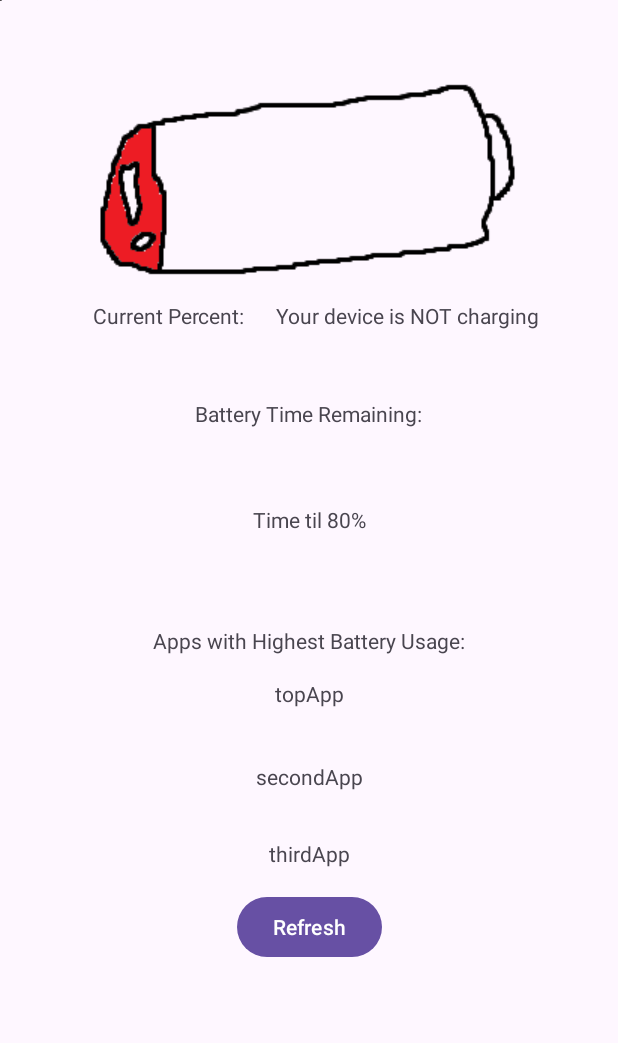
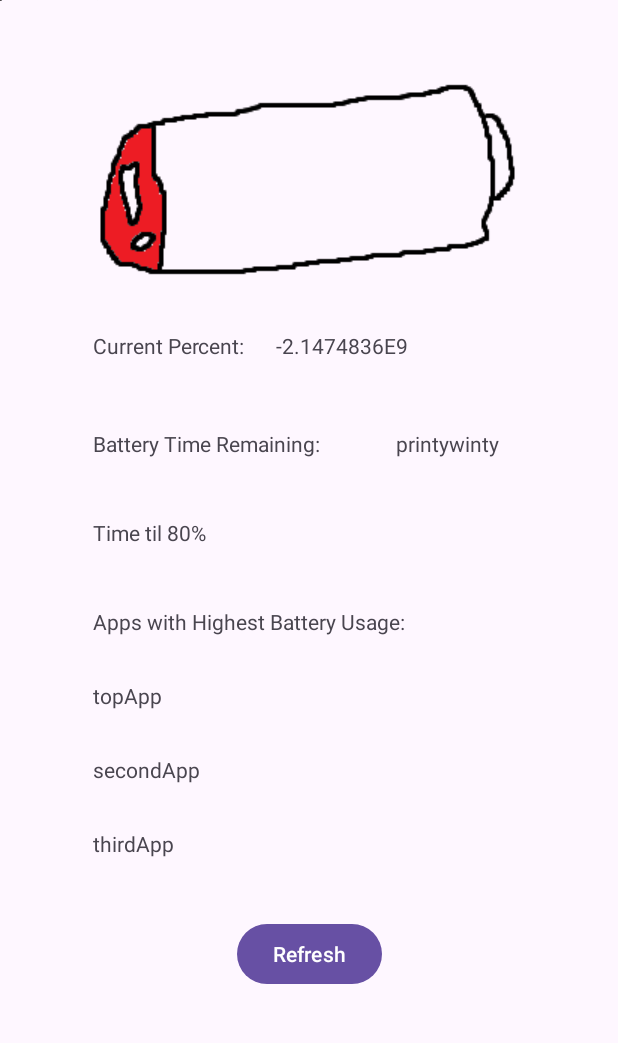
Before and after one commit to hexactinal/imposters, an Android app: the screen it shows after launch (MainActivity), on a phone screen of 412 x 824 dp, the part 80-1123 px from its top. Run offline under Robolectric (Android 15) with nearby library versions, the phone set to English and light mode, and no system bars; 5 statements that could not run were skipped.

Commit message:
fully working battslides and percentage

```diff
--- a/app/src/main/java/com/example/imposters/MainActivity.java
+++ b/app/src/main/java/com/example/imposters/MainActivity.java
@@ -29,6 +29,8 @@ public class MainActivity extends AppCompatActivity {
         Context context = getApplicationContext();
 
         //Code that determines the current charging status
+        BatteryManager bm = (BatteryManager) context.getSystemService(BATTERY_SERVICE);
+
         IntentFilter ifilter = new IntentFilter(Intent.ACTION_BATTERY_CHANGED);
         Intent batteryStatus = context.registerReceiver(null, ifilter);
 
@@ -45,49 +47,50 @@ public class MainActivity extends AppCompatActivity {
         int level = batteryStatus.getIntExtra(BatteryManager.EXTRA_LEVEL, -1);
         int scale = batteryStatus.getIntExtra(BatteryManager.EXTRA_SCALE, -1);
 
-        float batteryPct = level * 100 / (float) scale;
+        int batLevel = bm.getIntProperty(BatteryManager.BATTERY_PROPERTY_CAPACITY);
+
+        //ik this is dumb just go w it plz :)
+        float batteryPct = batLevel;//level * 100 / (float) scale;
 
         //Display for text
+
+        //update image to loosely reflect charge
+        //the big battery imageview
+
+        ImageView ImageView = (ImageView) findViewById(R.id.imageView2);
+        //the six? battery imgs...
+        if (batteryPct >= 78) {
+            ImageView.setImageResource(R.drawable.damagingbatthigh);
+
+        } else if (batteryPct < 77 && batteryPct >= 60) {
+            ImageView.setImageResource(R.drawable.batthigh);
+        } else if (batteryPct < 60 && batteryPct >= 45) {
+            ImageView.setImageResource(R.drawable.batthighmed);
+        } else if (batteryPct < 45 && batteryPct >= 30) {
+            ImageView.setImageResource(R.drawable.battlowmed);
+        } else if (batteryPct < 30 && batteryPct > 22) {
+            ImageView.setImageResource(R.drawable.battlow);
+        } else if (batteryPct <= 22) {
+            ImageView.setImageResource(R.drawable.damagingbattlow);
+        }
         TextView percentageView = (TextView) findViewById(R.id.percentage);
 
-        percentageView.setText(Float.toString(batteryPct));
+        percentageView.setText(String.valueOf(batteryPct));
 
-        //update image to loosely reflect charge
+        TextView text = percentageView;
+        boolean isChargingStatus = isBatteryCharging(getApplicationContext());
+        String chargingMsg = isChargingStatus ? "Your device is charging" : "Your device is NOT charging";
 
-        //the big battery imageview
-        ImageView ImageView = (ImageView) findViewById(R.id.imageView2);
-        //the six? battery imgs
-        if (batteryPct >= 78){
-            ImageView.setImageResource(R.drawable.damagingbatthigh);
+        text.setText(String.valueOf(batteryPct));
+        if (!checkPackagePermissions())
+            requestPermissions();
 
-        }
-        else if (batteryPct < 77){
-            ImageView.setImageResource(R.drawable.batthigh);
-        }
-        else if (batteryPct < 60){
-            ImageView.setImageResource(R.drawable.batthighmed);
-        }
-        else if (batteryPct < 45) {
-            ImageView.setImageResource(R.drawable.battlowmed);
-        }
-        else if (batteryPct < 30) {
-            ImageView.setImageResource(R.drawable.battlow);
-        }
-        else if (batteryPct <=22) {
-            ImageView.setImageResource(R.drawable.damagingbattlow);
-        }
+
+    }
 
         //Update text whenever battery changes
 
-        TextView text = (TextView) findViewById(R.id.percentage);
-        boolean isChargingStatus = isBatteryCharging(getApplicationContext());
-        String chargingMsg = isChargingStatus ? "Your device is charging" : "Your device is NOT charging";
 
-        text.setText(chargingMsg);
-        if (!checkPackagePermissions())
-            requestPermissions();
-
-    }
 
     public static boolean isBatteryCharging(Context context) {
         IntentFilter batteryIntent = new IntentFilter(Intent.ACTION_BATTERY_CHANGED);
--- a/app/src/main/res/layout/activity_main.xml
+++ b/app/src/main/res/layout/activity_main.xml
@@ -50,6 +50,7 @@
             android:id="@+id/percentLabel"
             android:layout_width="122dp"
             android:layout_height="25dp"
+            android:layout_marginTop="20dp"
             android:text="@string/current_percent"
             app:layout_constraintStart_toStartOf="@+id/imageView2"
             app:layout_constraintTop_toBottomOf="@+id/imageView2"
@@ -59,6 +60,7 @@
             android:id="@+id/percentage"
             android:layout_width="wrap_content"
             android:layout_height="wrap_content"
+            android:layout_marginTop="20dp"
             android:text="@string/textview"
             app:layout_constraintStart_toEndOf="@+id/percentLabel"
             app:layout_constraintTop_toBottomOf="@+id/imageView2" />
@@ -70,71 +72,81 @@
             android:layout_marginTop="40dp"
             android:text="@string/battery_time_remaining"
             app:layout_constraintEnd_toEndOf="parent"
-            app:layout_constraintHorizontal_bias="0.5"
-            app:layout_constraintStart_toStartOf="parent"
+            app:layout_constraintHorizontal_bias="0.0"
+            app:layout_constraintStart_toStartOf="@+id/percentLabel"
             app:layout_constraintTop_toBottomOf="@+id/percentLabel" />
+
+        <TextView
+            android:id="@+id/timeRes"
+            android:layout_width="wrap_content"
+            android:layout_height="wrap_content"
+            android:layout_marginStart="50dp"
+            android:layout_marginTop="46dp"
+            android:text="printywinty"
+            app:layout_constraintStart_toEndOf="@+id/textView"
+            app:layout_constraintTop_toBottomOf="@+id/percentage" />
 
         <TextView
             android:id="@+id/textView2"
             android:layout_width="wrap_content"
             android:layout_height="wrap_content"
-            android:layout_marginTop="51dp"
+            android:layout_marginTop="40dp"
             android:text="@string/time_til_80"
             app:layout_constraintEnd_toEndOf="parent"
-            app:layout_constraintHorizontal_bias="0.5"
-            app:layout_constraintStart_toStartOf="parent"
+            app:layout_constraintHorizontal_bias="0.0"
+            app:layout_constraintStart_toStartOf="@+id/textView"
             app:layout_constraintTop_toBottomOf="@+id/textView" />
 
         <TextView
             android:id="@+id/textView3"
             android:layout_width="wrap_content"
             android:layout_height="wrap_content"
-            android:layout_marginTop="61dp"
+            android:layout_marginTop="40dp"
             android:text="@string/apps_with_highest_battery_usage"
             app:layout_constraintEnd_toEndOf="parent"
-            app:layout_constraintHorizontal_bias="0.5"
-            app:layout_constraintStart_toStartOf="parent"
+            app:layout_constraintHorizontal_bias="0.0"
+            app:layout_constraintStart_toStartOf="@+id/textView2"
             app:layout_constraintTop_toBottomOf="@+id/textView2" />
 
         <TextView
             android:id="@+id/textView5"
             android:layout_width="wrap_content"
             android:layout_height="wrap_content"
-            android:layout_marginTop="16dp"
+            android:layout_marginTop="30dp"
             android:text="@string/topapp"
             app:layout_constraintEnd_toEndOf="parent"
-            app:layout_constraintHorizontal_bias="0.5"
-            app:layout_constraintStart_toStartOf="parent"
+            app:layout_constraintHorizontal_bias="0.0"
+            app:layout_constraintStart_toStartOf="@+id/textView3"
             app:layout_constraintTop_toBottomOf="@+id/textView3" />
 
         <TextView
             android:id="@+id/textView6"
             android:layout_width="wrap_content"
             android:layout_height="wrap_content"
-            android:layout_marginTop="36dp"
+            android:layout_marginTop="30dp"
             android:text="@string/secondapp"
             app:layout_constraintEnd_toEndOf="parent"
-            app:layout_constraintHorizontal_bias="0.5"
-            app:layout_constraintStart_toStartOf="parent"
+            app:layout_constraintHorizontal_bias="0.0"
+            app:layout_constraintStart_toStartOf="@+id/textView3"
             app:layout_constraintTop_toBottomOf="@+id/textView5" />
 
         <TextView
             android:id="@+id/textView7"
             android:layout_width="wrap_content"
             android:layout_height="wrap_content"
-            android:layout_marginTop="32dp"
+            android:layout_marginTop="30dp"
             android:text="@string/thirdapp"
             app:layout_constraintEnd_toEndOf="parent"
-            app:layout_constraintHorizontal_bias="0.5"
-            app:layout_constraintStart_toStartOf="parent"
+            app:layout_constraintHorizontal_bias="0.0"
+            app:layout_constraintStart_toStartOf="@+id/textView6"
             app:layout_constraintTop_toBottomOf="@+id/textView6" />
 
         <Button
             android:id="@+id/refreshButton"
             android:layout_width="wrap_content"
             android:layout_height="wrap_content"
-            android:layout_marginTop="15dp"
-            android:text="Refresh"
+            android:layout_marginTop="40dp"
+            android:text="@string/refresh"
             app:layout_constraintEnd_toEndOf="parent"
             app:layout_constraintHorizontal_bias="0.5"
             app:layout_constraintStart_toStartOf="parent"
--- a/app/src/main/res/values/strings.xml
+++ b/app/src/main/res/values/strings.xml
@@ -12,4 +12,5 @@
     <string name="wobbly_bar_for_decor">wobbly bar for decor</string>
     <string name="current_percent">Current Percent:</string>
     <string name="textview">your battery is oof ouch owie</string>
+    <string name="refresh">Refresh</string>
 </resources>
```
